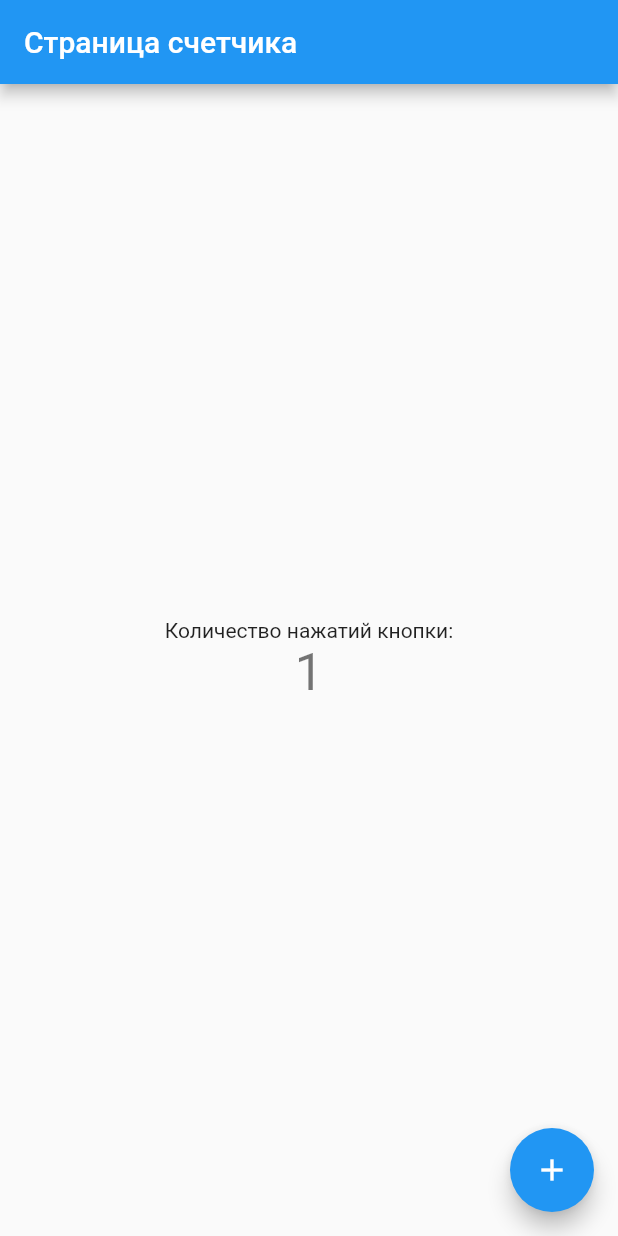
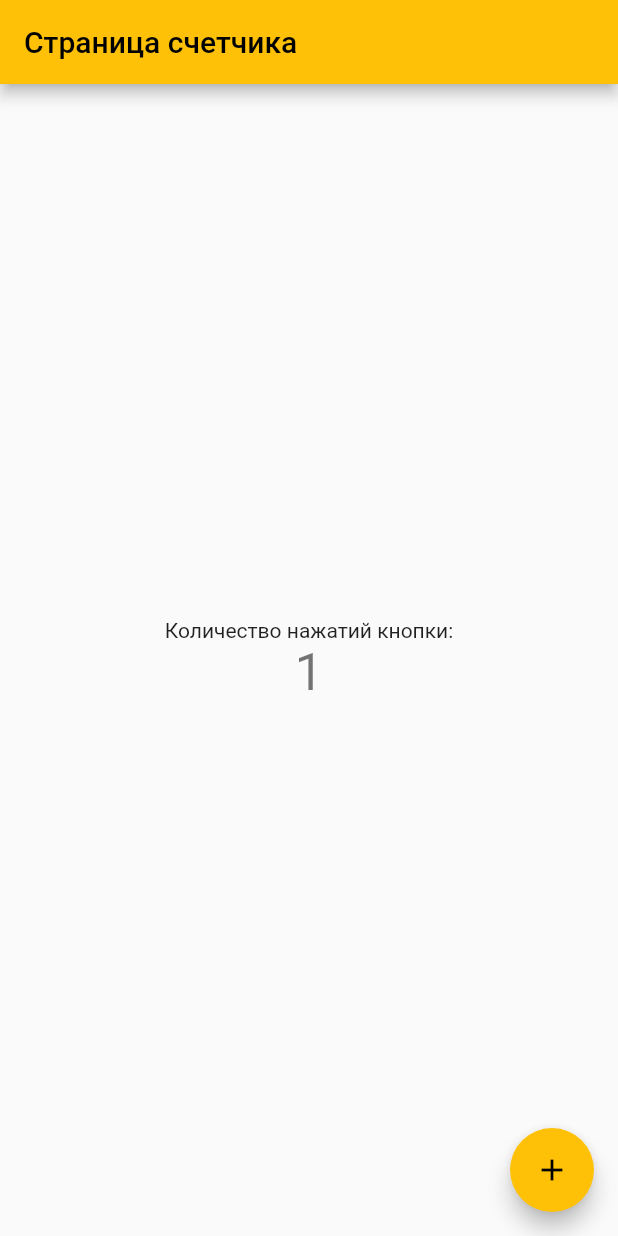
Before and after one commit to IvanAGrebenkin/trial_work, a Flutter app: the screen it shows after launch, after a tap on the "add" icon, on a phone screen of 412 x 824 dp. Run offline on Flutter 3.47's test engine with Material 2 defaults, Android fonts, the phone set to English and light mode, and no system bars.

Commit message:
Переименован класс стандартного калькулятора. Создан файл для начальной страницы. Создан файл для виджетов и в нем прописана тема для стандартного калькулятора.

```diff
--- a/lib/Screens/flutter_standard_counter.dart
+++ b/lib/Screens/flutter_standard_counter.dart
@@ -1,29 +1,18 @@
 import 'package:flutter/material.dart';
 
-// void main() {
-//   runApp(const MyApp());
-// }
+import '../Utils/widgets.dart';
 
-class MyApp extends StatelessWidget {
-  const MyApp({Key? key}) : super(key: key);
+
+
+class FlutterStandardCounter extends StatelessWidget {
+  const FlutterStandardCounter({Key? key}) : super(key: key);
 
   // This widget is the root of your application.
   @override
   Widget build(BuildContext context) {
     return MaterialApp(
       title: 'Flutter Demo',
-      theme: ThemeData(
-        // This is the theme of your application.
-        //
-        // Try running your application with "flutter run". You'll see the
-        // application has a blue toolbar. Then, without quitting the app, try
-        // changing the primarySwatch below to Colors.green and then invoke
-        // "hot reload" (press "r" in the console where you ran "flutter run",
-        // or simply save your changes to "hot reload" in a Flutter IDE).
-        // Notice that the counter didn't reset back to zero; the application
-        // is not restarted.
-        primarySwatch: Colors.blue,
-      ),
+      theme: themeOfStandardCounter(),
       home: const MyHomePage(title: 'Страница счетчика'),
     );
   }
--- /dev/null
+++ b/lib/Utils/widgets.dart
@@ -0,0 +1,3 @@
+import 'package:flutter/material.dart';
+
+ThemeData themeOfStandardCounter() => ThemeData(primarySwatch: Colors.amber,);
--- a/lib/main.dart
+++ b/lib/main.dart
@@ -2,5 +2,5 @@ import 'package:flutter/material.dart';
 import 'Screens/flutter_standard_counter.dart';
 
 void main() {
-  runApp(const MyApp());
+  runApp(const FlutterStandardCounter());
 }
```
Also changed, not shown: lib/Screens/home_page.dart (added, +22 -0 lines).
